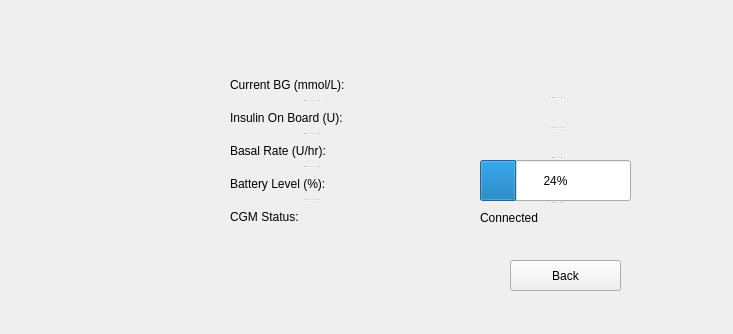
JunYYZ/comp3004, file app/StatusPage.ui: the form before one commit.
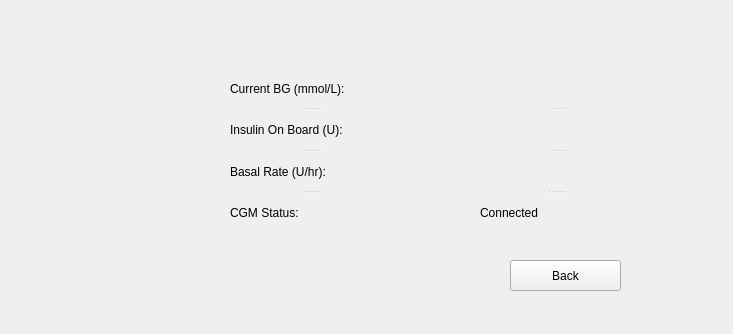
The form after the commit.

Commit message: Removed battery level from status page

Diff of the .ui file:
```diff
--- a/app/StatusPage.ui
+++ b/app/StatusPage.ui
@@ -40,11 +40,6 @@
      <string>Basal Rate (U/hr):</string>
     </property>
    </widget>
-   <widget class="QLabel" name="lblBattery">
-    <property name="text">
-     <string>Battery Level (%):</string>
-    </property>
-   </widget>
    <widget class="QLabel" name="lblCGM">
     <property name="text">
      <string>CGM Status:</string>
@@ -78,11 +73,6 @@
      <string/>
     </property>
    </widget>
-   <widget class="QProgressBar" name="barBattery">
-    <property name="value">
-     <number>24</number>
-    </property>
-   </widget>
    <widget class="QLabel" name="lblCGMVal">
     <property name="text">
      <string>Connected</string>
```
The commit also changes 2 other files.
